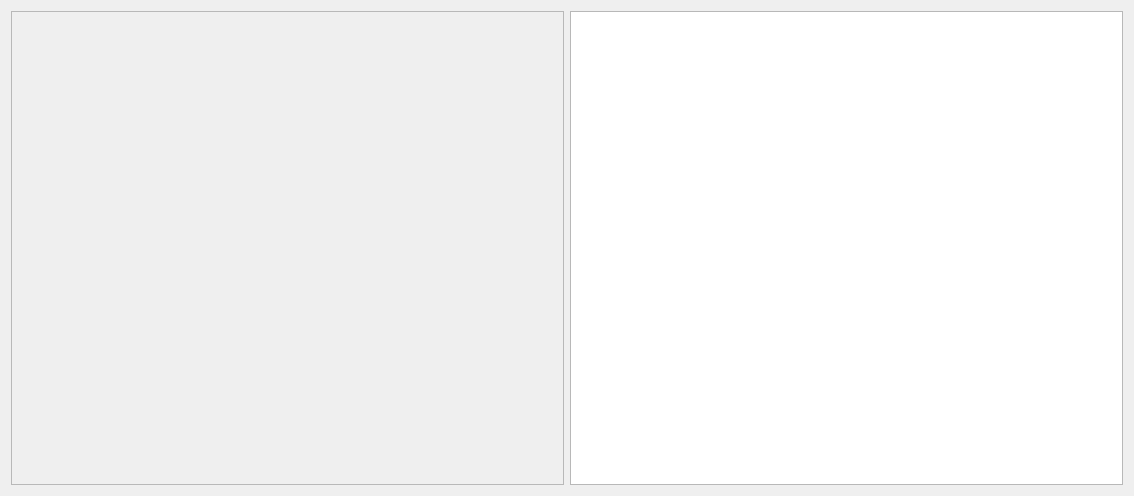
PLLUG/sourceline, file revision_tree/revisiontree.ui: the form before one commit.
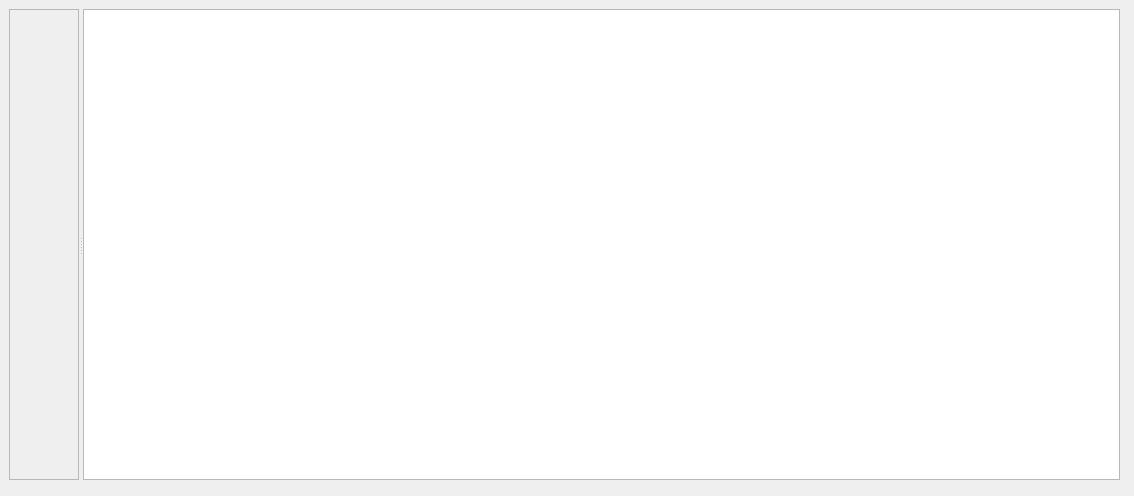
The form after the commit. Custom widgets are drawn as their Qt base class.

```diff
--- a/revision_tree/revisiontree.ui
+++ b/revision_tree/revisiontree.ui
@@ -13,8 +13,18 @@
   <property name="windowTitle">
    <string>Form</string>
   </property>
-  <layout class="QHBoxLayout" name="horizontalLayout" stretch="1,1">
-   <item>
+  <widget class="QSplitter" name="splitter">
+   <property name="geometry">
+    <rect>
+     <x>9</x>
+     <y>9</y>
+     <width>1111</width>
+     <height>471</height>
+    </rect>
+   </property>
+   <property name="orientation">
+    <enum>Qt::Horizontal</enum>
+   </property>
     <widget class="QScrollArea" name="scrollArea">
      <property name="verticalScrollBarPolicy">
       <enum>Qt::ScrollBarAsNeeded</enum>
@@ -27,8 +37,8 @@
        <rect>
         <x>0</x>
         <y>0</y>
-        <width>553</width>
-        <height>476</height>
+       <width>69</width>
+       <height>469</height>
        </rect>
       </property>
       <property name="sizePolicy">
@@ -45,8 +55,6 @@
       </property>
      </widget>
     </widget>
-   </item>
-   <item>
     <widget class="QTableView" name="revisionTableView">
      <property name="minimumSize">
       <size>
@@ -74,8 +82,7 @@
 }</string>
      </property>
     </widget>
-   </item>
-  </layout>
+  </widget>
  </widget>
  <customwidgets>
   <customwidget>
```
Lines whose indentation alone changed are shown as unchanged.
